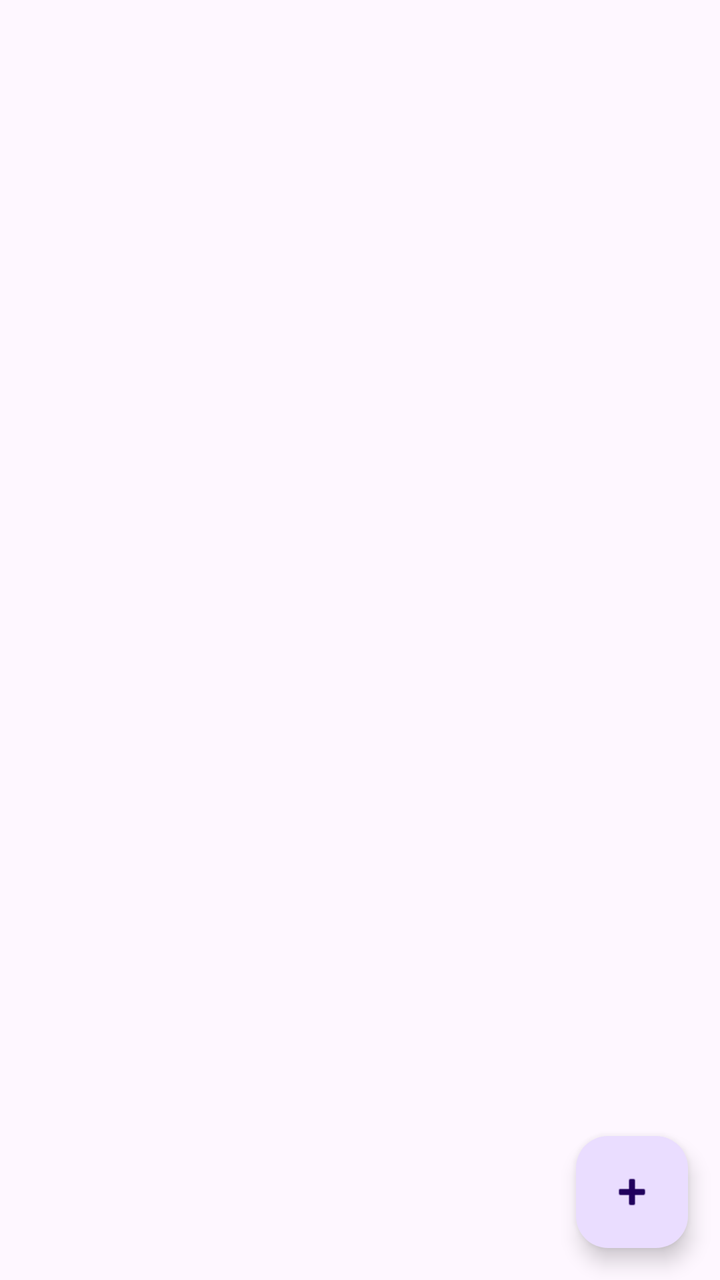
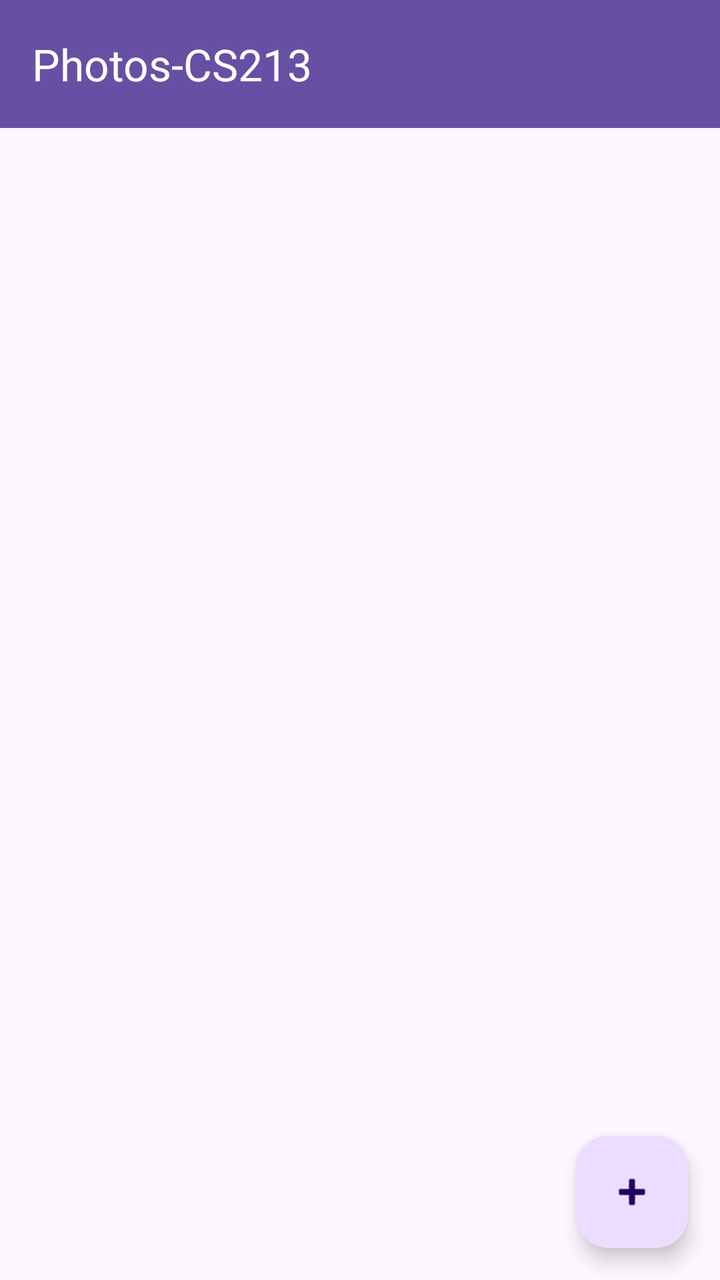

Before-and-after screenshots of an Android layout around one commit, followed by the original layout XML and the change that was made.
<!-- AndroidManifest.xml: application theme Theme.PhotosCS213 -->
<!-- res/layout/activity_main.xml -->
<?xml version="1.0" encoding="utf-8"?>
<androidx.constraintlayout.widget.ConstraintLayout xmlns:android="http://schemas.android.com/apk/res/android"
    xmlns:app="http://schemas.android.com/apk/res-auto"
    xmlns:tools="http://schemas.android.com/tools"
    android:layout_width="match_parent"
    android:layout_height="match_parent"
    tools:context=".MainActivity">

    <androidx.recyclerview.widget.RecyclerView
        android:id="@+id/recycler_albums"
        android:layout_width="0dp"
        android:layout_height="0dp"
        android:padding="8dp"
        app:layout_constraintBottom_toBottomOf="parent"
        app:layout_constraintEnd_toEndOf="parent"
        app:layout_constraintStart_toStartOf="parent"
        app:layout_constraintTop_toTopOf="parent" />

    <com.google.android.material.floatingactionbutton.FloatingActionButton
        android:id="@+id/fab_add_album"
        android:layout_width="wrap_content"
        android:layout_height="wrap_content"
        android:layout_margin="16dp"
        android:clickable="true"
        android:contentDescription="Add Album"
        android:focusable="true"
        app:layout_constraintBottom_toBottomOf="parent"
        app:layout_constraintEnd_toEndOf="parent"
        app:srcCompat="@android:drawable/ic_input_add" />

    <TextView
        android:id="@+id/empty_state"
        android:layout_width="wrap_content"
        android:layout_height="wrap_content"
        android:text="No albums. Tap + to create one."
        android:visibility="gone"
        app:layout_constraintBottom_toBottomOf="parent"
        app:layout_constraintEnd_toEndOf="parent"
        app:layout_constraintStart_toStartOf="parent"
        app:layout_constraintTop_toTopOf="parent" />

</androidx.constraintlayout.widget.ConstraintLayout>
<!-- resources referenced by this layout -->
<resources>
  <style name="Theme.PhotosCS213" parent="Base.Theme.PhotosCS213" />
  <style name="Base.Theme.PhotosCS213" parent="Theme.Material3.DayNight.NoActionBar">
          
          
      </style>
</resources>

<!-- the commit's change to res/layout/activity_main.xml (unified diff, before → after) -->
@@ -4,7 +4,18 @@
     xmlns:tools="http://schemas.android.com/tools"
     android:layout_width="match_parent"
     android:layout_height="match_parent"
+    android:fitsSystemWindows="true"
     tools:context=".MainActivity">
+
+    <androidx.appcompat.widget.Toolbar
+        android:id="@+id/toolbar"
+        android:layout_width="match_parent"
+        android:layout_height="?attr/actionBarSize"
+        android:background="?attr/colorPrimary"
+        android:theme="@style/ThemeOverlay.AppCompat.Dark.ActionBar"
+        app:layout_constraintTop_toTopOf="parent"
+        app:popupTheme="@style/ThemeOverlay.AppCompat.Light"
+        app:title="Photos-CS213" />
 
     <androidx.recyclerview.widget.RecyclerView
         android:id="@+id/recycler_albums"
@@ -14,7 +25,7 @@
         app:layout_constraintBottom_toBottomOf="parent"
         app:layout_constraintEnd_toEndOf="parent"
         app:layout_constraintStart_toStartOf="parent"
-        app:layout_constraintTop_toTopOf="parent" />
+        app:layout_constraintTop_toBottomOf="@id/toolbar" />
 
     <com.google.android.material.floatingactionbutton.FloatingActionButton
         android:id="@+id/fab_add_album"
